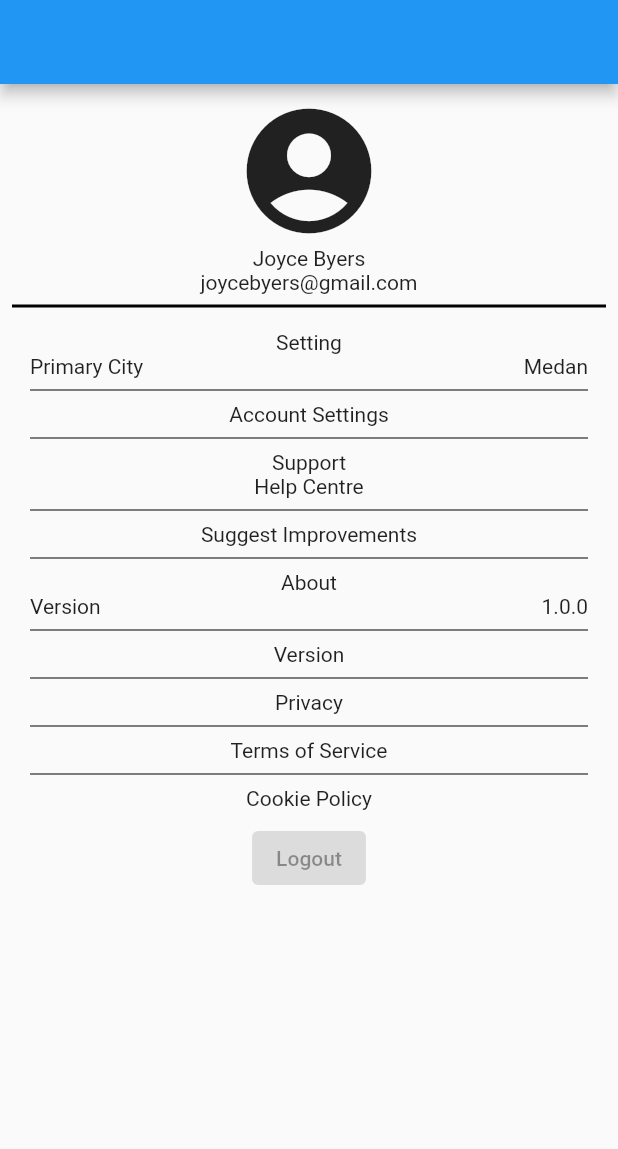
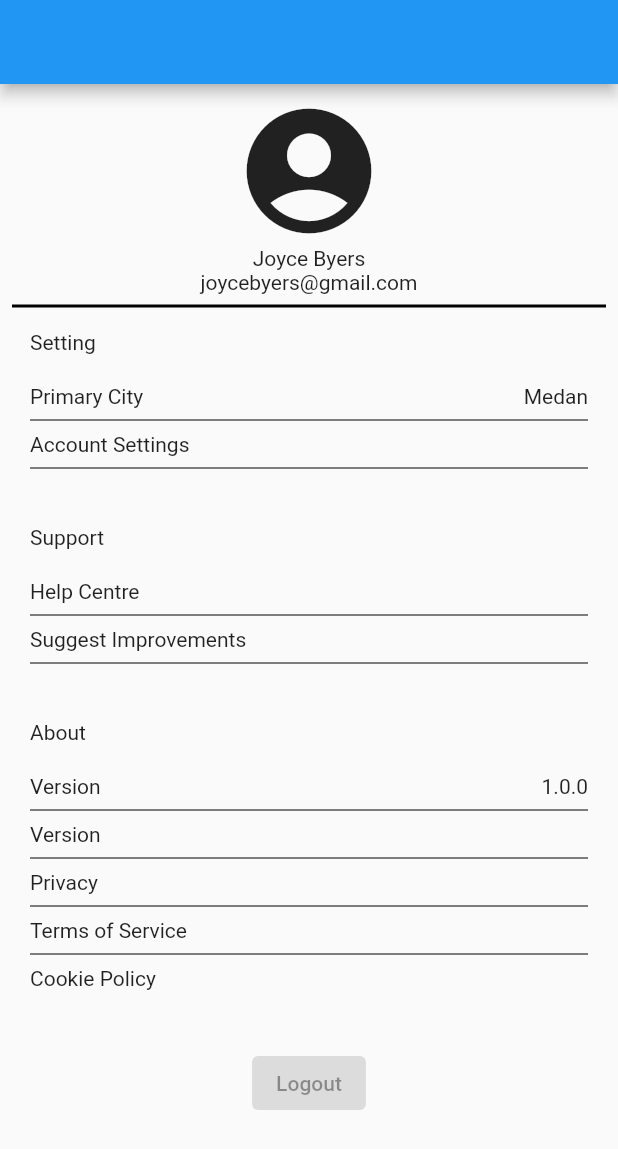
Before and after one commit to JuliusKosman/TheChindos-eventera, a Flutter app: the screen it shows after launch, on a phone screen of 412 x 824 dp. Shown: the top 1149 px of the screen. Run offline on Flutter 3.47's test engine with Material 2 defaults, Android fonts, the light colour scheme and no system bars.

Commit message:
Mengatur space antar settings, support, about, dan button logout, serta membuat crossalignment column setting menjadi start atau left.

```diff
--- a/lib/myacc.dart
+++ b/lib/myacc.dart
@@ -38,10 +38,12 @@ class _MyWidgetState extends State<MyAccInfo> {
             Padding(
               padding: const EdgeInsets.only(left: 20, right: 20, bottom: 8),
               child: Column(
-
+                crossAxisAlignment: CrossAxisAlignment.start,
                 children: [
                   Text("Setting"),
-
+                  SizedBox(
+                    height: 20,
+                  ),
                   Row(
 
                     children: [
@@ -56,9 +58,13 @@ class _MyWidgetState extends State<MyAccInfo> {
                   Divider(
                     color: Colors.black,
                   ),
-
+                  SizedBox(
+                    height: 30,
+                  ),
                   Text("Support"),
-
+                  SizedBox(
+                    height: 20,
+                  ),
                   Text("Help Centre"),
                   Divider(
                     color: Colors.black,
@@ -67,9 +73,13 @@ class _MyWidgetState extends State<MyAccInfo> {
                   Divider(
                     color: Colors.black,
                   ),
-
+                  SizedBox(
+                    height: 30,
+                  ),
                   Text("About"),
-
+                  SizedBox(
+                    height: 20,
+                  ),
                   Row(
                     mainAxisAlignment: MainAxisAlignment.center,
                     children: [Expanded(child: Text("Version")), Text("1.0.0")],
@@ -90,7 +100,9 @@ class _MyWidgetState extends State<MyAccInfo> {
                     color: Colors.black,
                   ),
                   Text("Cookie Policy"),
-
+                  SizedBox(
+                    height: 30,
+                  ),
 
                 ],
               ),
```
